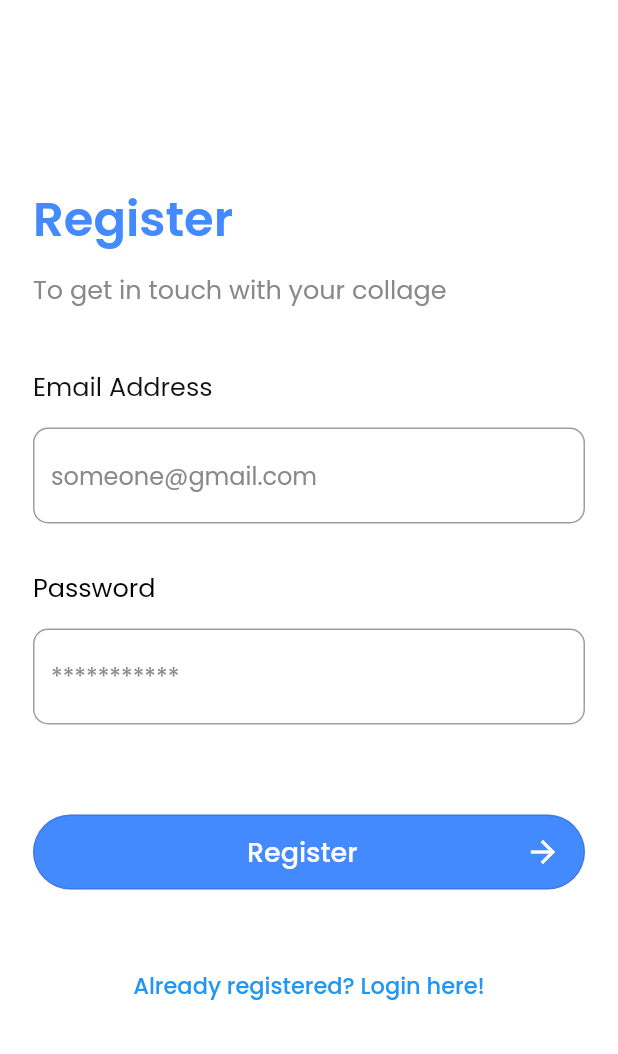
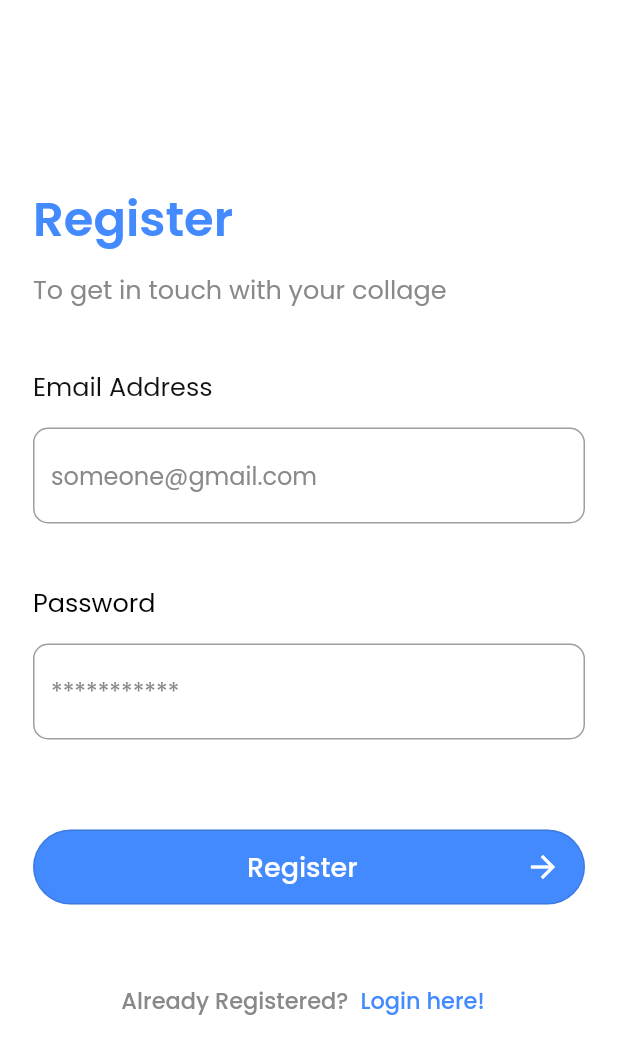
Before and after one commit to nitin-787/uni-notes, a Flutter app: the RegisterView screen opened directly, on a phone screen of 412 x 824 dp. Shown: the top 1054 px of the screen. Run offline on Flutter 3.47's test engine with Material 2 defaults, Android fonts, the phone set to English and light mode, and no system bars; our stand-ins replace bloc, cloud_firestore, equatable, file_picker, firebase_auth, firebase_core and 6 more; accounts and stored records are empty; generated files the repository leaves out were written again.

Commit message:
register ui enhancement

```diff
--- a/lib/views/register_view.dart
+++ b/lib/views/register_view.dart
@@ -133,7 +133,7 @@ class _RegisterViewState extends State<RegisterView> {
                             ),
                           ),
                           const SizedBox(
-                            height: 30.0,
+                            height: 40.0,
                           ),
                           Text(
                             "Password",
@@ -214,8 +214,18 @@ class _RegisterViewState extends State<RegisterView> {
                           const SizedBox(
                             height: 40,
                           ),
-                          Center(
-                            child: TextButton(
+                          Row(
+                            mainAxisAlignment: MainAxisAlignment.center,
+                            children: [
+                              Text(
+                                style: GoogleFonts.poppins(
+                                  color: AppColors.textColor1,
+                                  fontSize: 15,
+                                  fontWeight: FontWeight.w500,
+                                ),
+                                'Already Registered?',
+                              ),
+                              TextButton(
                                 onPressed: () {
                                   context.read<AuthBloc>().add(
                                         const AuthEventLogOut(),
@@ -223,12 +233,14 @@ class _RegisterViewState extends State<RegisterView> {
                                 },
                                 child: Text(
                                   style: GoogleFonts.poppins(
+                                    color: AppColors.mainColor,
                                     fontSize: 15,
                                     fontWeight: FontWeight.w500,
                                   ),
-                                context.loc.register_view_already_registered,
+                                  'Login here!',
                                 ),
                               ),
+                            ],
                           ),
                         ],
                       ),
```
Lines whose indentation alone changed are shown as unchanged.
